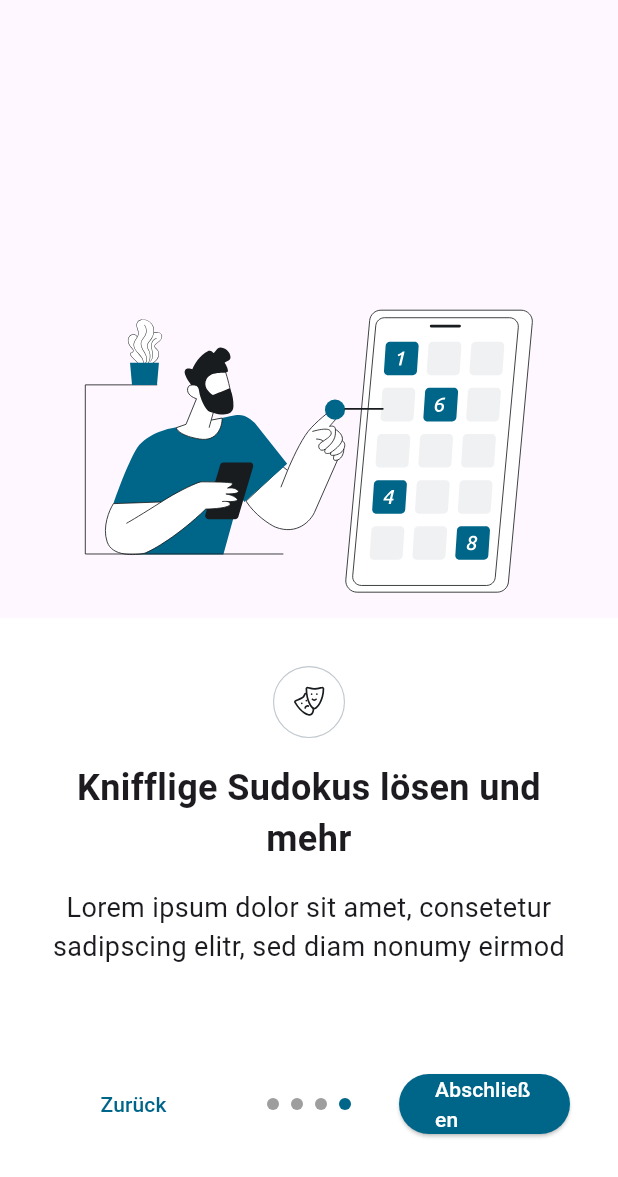
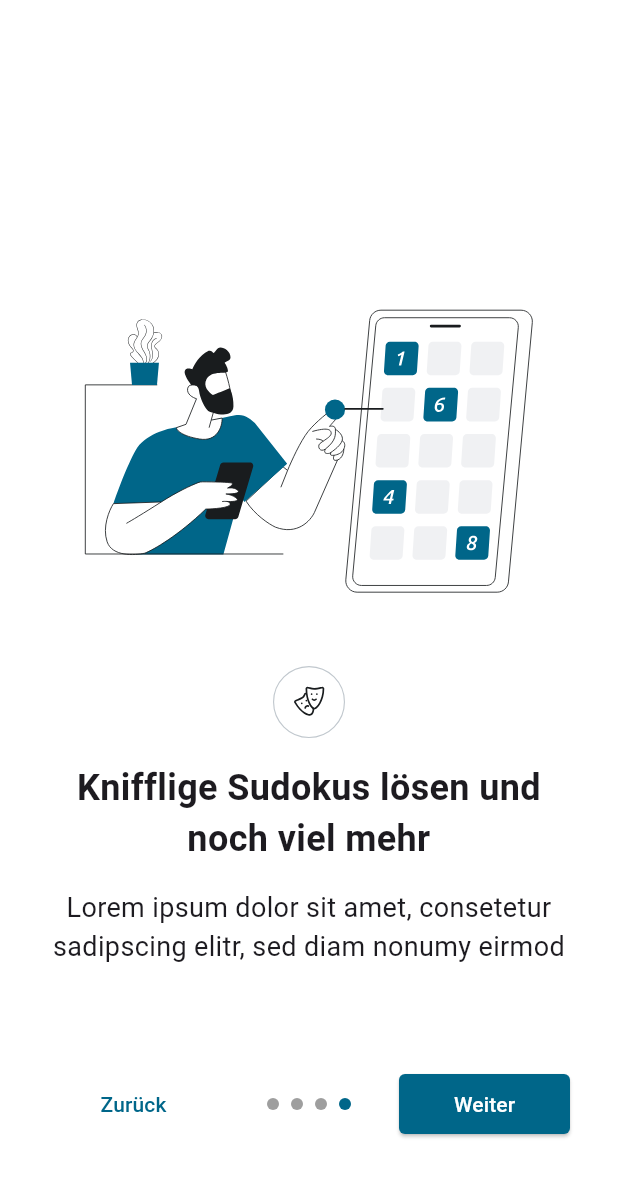
Before and after one commit to MaxBrych/nk-onboarding-screens, a Flutter app: the OnBoardingScreen screen opened directly, swiped to page 4, on a phone screen of 412 x 824 dp. Shown: the top 1177 px of the screen. Run offline on Flutter 3.47's test engine with Material 3 defaults, Android fonts, the phone set to English and light mode, and no system bars; drawn by our look-alikes of smooth_page_indicator; our stand-ins replace flutter_svg, google_fonts; Roboto replaces fonts that are missing (Ubuntu).

```diff
--- a/lib/end_flow.dart
+++ b/lib/end_flow.dart
@@ -45,7 +45,7 @@ class EndFlowScreen extends StatelessWidget {
                       onPrimary: Colors.white,
                       minimumSize: Size(double.infinity, 48),
                       shape: RoundedRectangleBorder(
-                        borderRadius: BorderRadius.circular(100),
+                        borderRadius: BorderRadius.circular(4),
                       ),
                     ),
                     onPressed: () {
--- a/lib/intro_screens/intro_page_3.dart
+++ b/lib/intro_screens/intro_page_3.dart
@@ -35,7 +35,7 @@ class IntroPage3 extends StatelessWidget {
                       ),
                       SizedBox(height: 16),
                       Text(
-                        'Als Abonnent jetzt bei regionalen Geschäften Geld sparen',
+                        'Als Abonnent bei regionalen Geschäften Geld sparen',
                         textAlign: TextAlign.center,
                         style: TextStyle(
                           fontSize: 24,
--- a/lib/intro_screens/intro_page_4.dart
+++ b/lib/intro_screens/intro_page_4.dart
@@ -35,7 +35,7 @@ class IntroPage4 extends StatelessWidget {
                       ),
                       SizedBox(height: 16),
                       Text(
-                        'Knifflige Sudokus lösen und mehr',
+                        'Knifflige Sudokus lösen und noch viel mehr',
                         textAlign: TextAlign.center,
                         style: TextStyle(
                           fontSize: 24,
--- a/lib/onboarding.dart
+++ b/lib/onboarding.dart
@@ -1,4 +1,6 @@
 import 'package:flutter/material.dart';
+import 'package:google_fonts/google_fonts.dart';
+
 import 'package:onboarding/end_flow.dart';
 import 'package:onboarding/intro_screens/intro_page_1.dart';
 import 'package:onboarding/intro_screens/intro_page_2.dart';
@@ -57,8 +59,7 @@ class _OnboardingScreenState extends State<OnBoardingScreen> {
                     child: TextButton(
                       onPressed: () {
                         if (onLastPage) {
-                          _controller
-                              .jumpToPage(0); // Jump back to the first page
+                          _controller.jumpToPage(0); // Jump back to the first page
                         } else {
                           _controller.jumpToPage(3); // Jump to the last page
                         }
@@ -66,15 +67,18 @@ class _OnboardingScreenState extends State<OnBoardingScreen> {
                       style: TextButton.styleFrom(
                         primary: Color(0xFF006689),
                         splashFactory: InkRipple.splashFactory,
+                        shape: RoundedRectangleBorder(
+                          borderRadius: BorderRadius.circular(4),
                         ),
-                      child: Text(onLastPage ? 'Zurück' : 'Überspringen',
-                          style: TextStyle(color: Color(0xFF006689))),
+                      ),
+                      child: Text(
+                        onLastPage ? 'Zurück' : 'Überspingen',
+                        style: TextStyle(color: Color(0xFF006689)),
+                      ),
                     ),
                   ),
 
-                  SizedBox(
-                    width: 32,
-                  ),
+                  SizedBox(width: 32),
 
                   // Dot indicator with fixed position
                   SmoothPageIndicator(
@@ -86,24 +90,25 @@ class _OnboardingScreenState extends State<OnBoardingScreen> {
                       activeDotColor: Color(0xFF006689),
                     ),
                   ),
-                  SizedBox(
-                    width: 32,
-                  ),
-                  // Next or Anmelden button
+
+                  SizedBox(width: 32),
+
                   Expanded(
                     child: onLastPage
                         ? ElevatedButton(
                       onPressed: () {
                         Navigator.pushReplacement(
                           context,
-                                MaterialPageRoute(
-                                    builder: (context) => EndFlowScreen()),
+                          MaterialPageRoute(builder: (context) => EndFlowScreen()),
                         );
                       },
-                            child: Text('Abschließen'),
+                      child: Text('Weiter'),
                       style: ElevatedButton.styleFrom(
-                              primary: Color(0xFF006689),
+                        primary: Theme.of(context).primaryColor,
                         onPrimary: Colors.white,
+                        shape: RoundedRectangleBorder(
+                          borderRadius: BorderRadius.circular(4),
+                        ),
                       ),
                     )
                         : TextButton(
@@ -114,11 +119,15 @@ class _OnboardingScreenState extends State<OnBoardingScreen> {
                         );
                       },
                       style: TextButton.styleFrom(
-                              primary: Color(0xFF006689),
-                              splashFactory: InkRipple.splashFactory,
+                        primary: Theme.of(context).primaryColor,
+                        shape: RoundedRectangleBorder(
+                          borderRadius: BorderRadius.circular(4),
                         ),
-                            child: Text('Weiter',
-                                style: TextStyle(color: Color(0xFF006689))),
+                      ),
+                      child: Text(
+                        'Weiter',
+                        style: TextStyle(color: Color(0xFF006689)),
+                      ),
                     ),
                   ),
                 ],
--- a/lib/welcome_screen.dart
+++ b/lib/welcome_screen.dart
@@ -39,11 +39,11 @@ class WelcomeScreen extends StatelessWidget {
                   Spacer(),
                   ElevatedButton(
                     style: ElevatedButton.styleFrom(
-                      primary: Color(0xFF006689),
+                      primary: Theme.of(context).primaryColor,
                       onPrimary: Colors.white,
                       minimumSize: Size(double.infinity, 48),
                       shape: RoundedRectangleBorder(
-                        borderRadius: BorderRadius.circular(100),
+                        borderRadius: BorderRadius.circular(4),
                       ),
                     ),
                     onPressed: () {
```
Also changed, not shown: lib/main.dart (+12 -4 lines), pubspec.yaml (+2 -6 lines), pubspec.lock, 1 other file. Lines whose indentation alone changed are shown as unchanged.
